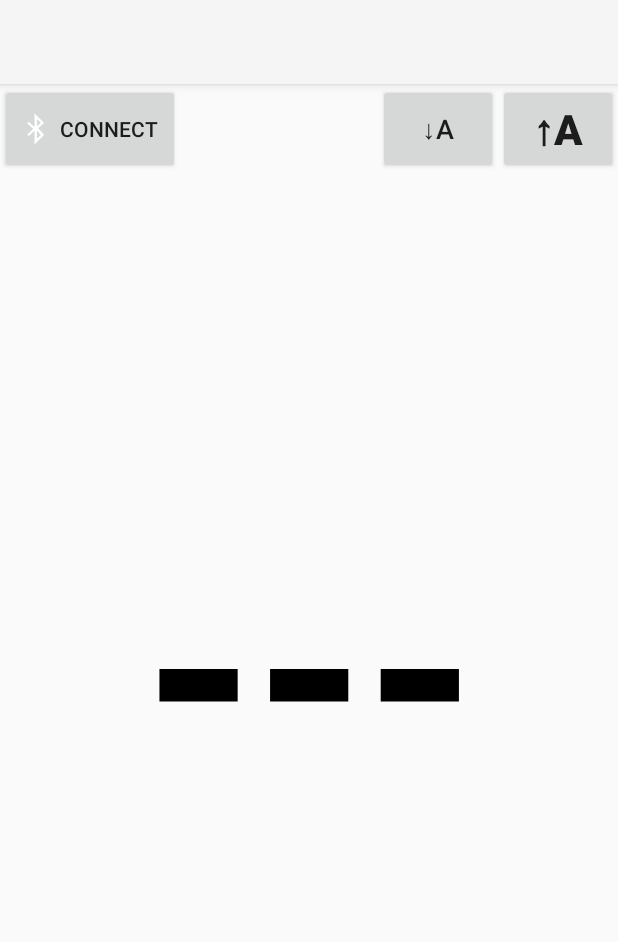
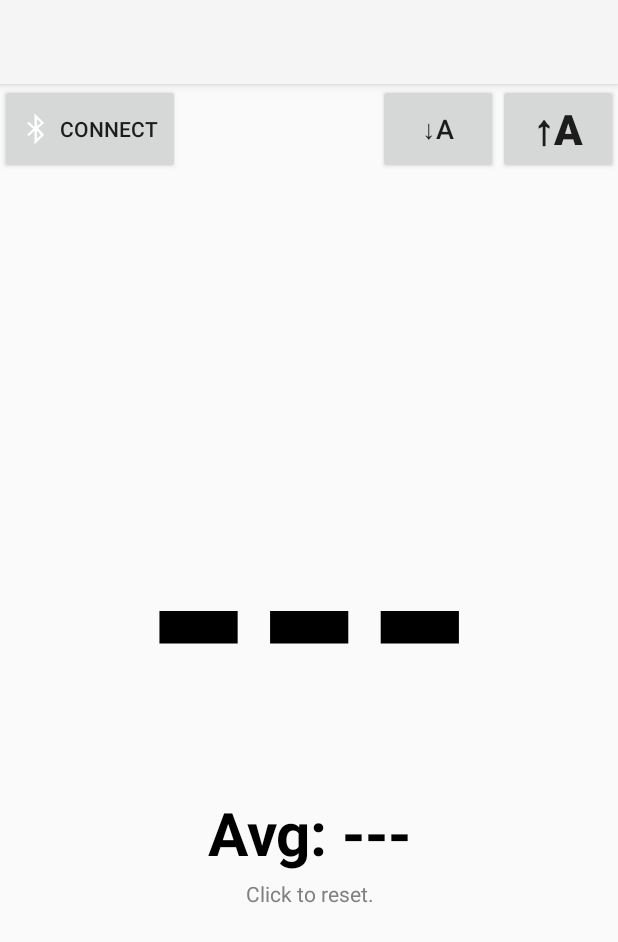
Before and after one commit to martinbezecny/Simple-Heart-Rate-Monitor, an Android app built with Jetpack Compose: the screen it shows after launch (MainActivity), on a phone screen of 412 x 824 dp. Shown: the top 942 px of the screen. Run offline under Robolectric (Android 15) with nearby library versions, the light colour scheme and no system bars.

Commit message:
Added average heart rate display.

```diff
--- a/app/src/main/res/layout/activity_main.xml
+++ b/app/src/main/res/layout/activity_main.xml
@@ -35,15 +35,46 @@
         android:drawableLeft="@android:drawable/stat_sys_data_bluetooth"
         android:text="Connect" />
 
+    <LinearLayout
+        android:id="@+id/bpmBlock"
+        android:layout_width="wrap_content"
+        android:layout_height="wrap_content"
+        android:layout_centerInParent="true"
+        android:orientation="vertical"
+        android:gravity="center">
+
         <TextView
             android:id="@+id/txtHeartRate"
-        android:layout_width="match_parent"
+            android:layout_width="wrap_content"
             android:layout_height="wrap_content"
-        android:layout_centerInParent="true"
             android:gravity="center"
             android:text="---"
             android:textColor="#000000"
             android:textSize="190sp"
             android:textStyle="bold"
             android:keepScreenOn="true" />
+
+        <TextView
+            android:id="@+id/txtAverageHeartRate"
+            android:layout_width="wrap_content"
+            android:layout_height="wrap_content"
+            android:gravity="center"
+            android:text="Avg: ---"
+            android:textColor="#000000"
+            android:textSize="40sp"
+            android:textStyle="bold"
+            android:clickable="true"
+            android:focusable="true"
+            android:background="?attr/selectableItemBackground" />
+
+        <TextView
+            android:id="@+id/txtResetHint"
+            android:layout_width="wrap_content"
+            android:layout_height="wrap_content"
+            android:gravity="center"
+            android:text="Click to reset."
+            android:textColor="#808080"
+            android:textSize="14sp"
+            android:layout_marginTop="4sp" />
+    </LinearLayout>
 </RelativeLayout>
```
Lines whose indentation alone changed are shown as unchanged.
